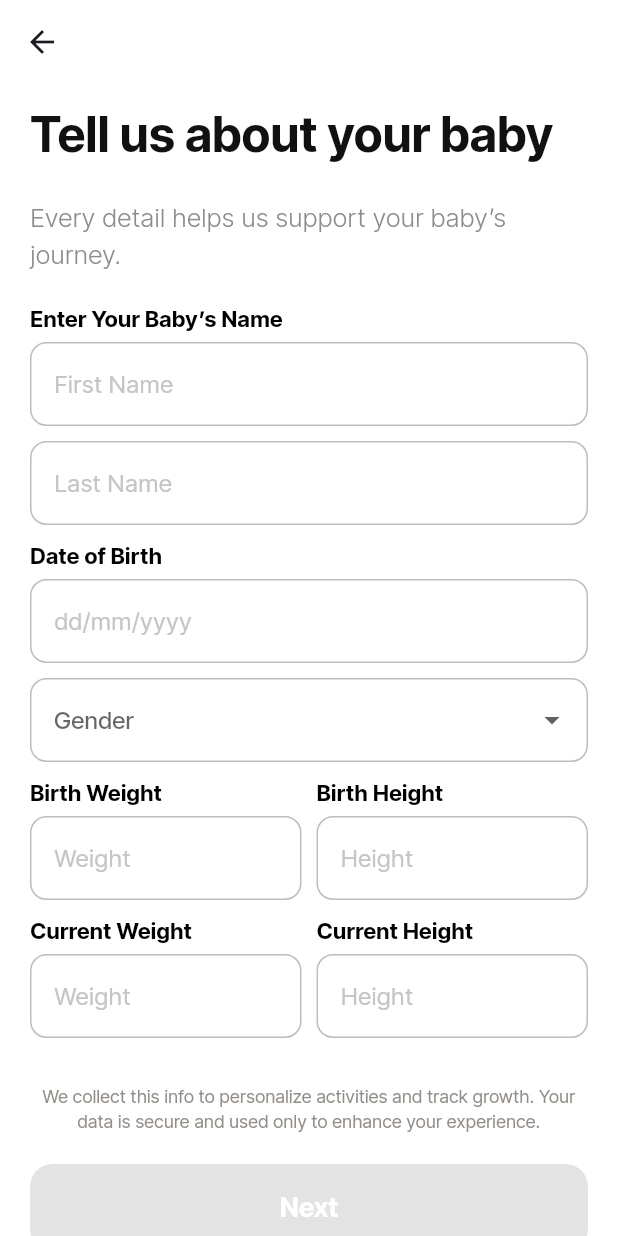
After one commit to BondTime-New/Bondtime-App, a Flutter app: the BabyRegistrationScreen screen opened by its route, on a phone screen of 412 x 824 dp. The commit adds this screen. Run offline on Flutter 3.47's test engine with Material 3 defaults, Android fonts, the phone set to English and light mode, and no system bars; our stand-ins replace flutter_svg.

Commit message:
sign up button navigating to parent details and baby's details

```diff
--- /dev/null
+++ b/lib/baby_registration_screen.dart
@@ -0,0 +1,275 @@
+import 'package:flutter/material.dart';
+import 'package:flutter/services.dart';
+
+class BabyRegistrationScreen extends StatefulWidget {
+  const BabyRegistrationScreen({super.key});
+
+  @override
+  _BabyRegistrationScreenState createState() => _BabyRegistrationScreenState();
+}
+
+class _BabyRegistrationScreenState extends State<BabyRegistrationScreen> {
+  final TextEditingController _firstNameController = TextEditingController();
+  final TextEditingController _lastNameController = TextEditingController();
+  final TextEditingController _dobController = TextEditingController();
+  final TextEditingController _birthWeightController = TextEditingController();
+  final TextEditingController _birthHeightController = TextEditingController();
+  final TextEditingController _currentWeightController =
+      TextEditingController();
+  final TextEditingController _currentHeightController =
+      TextEditingController();
+
+  String? _selectedGender;
+  bool _isFormValid = false;
+  bool _isTodayDob = false;
+
+  @override
+  void initState() {
+    super.initState();
+    _firstNameController.addListener(_validateForm);
+    _lastNameController.addListener(_validateForm);
+    _dobController.addListener(_validateForm);
+    _birthWeightController.addListener(_validateForm);
+    _birthHeightController.addListener(_validateForm);
+    _currentWeightController.addListener(_validateForm);
+    _currentHeightController.addListener(_validateForm);
+  }
+
+  void _validateForm() {
+    setState(() {
+      _isFormValid = _firstNameController.text.isNotEmpty &&
+          _lastNameController.text.isNotEmpty &&
+          _dobController.text.isNotEmpty &&
+          _birthWeightController.text.isNotEmpty &&
+          _birthHeightController.text.isNotEmpty &&
+          (_isTodayDob ||
+              (_currentWeightController.text.isNotEmpty &&
+                  _currentHeightController.text.isNotEmpty)) &&
+          _selectedGender != null;
+    });
+  }
+
+  void _onDateSelected(DateTime pickedDate) {
+    DateTime today = DateTime.now();
+    bool isToday = pickedDate.year == today.year &&
+        pickedDate.month == today.month &&
+        pickedDate.day == today.day;
+
+    setState(() {
+      _dobController.text =
+          "${pickedDate.day}/${pickedDate.month}/${pickedDate.year}";
+      _isTodayDob = isToday;
+
+      if (isToday) {
+        _currentWeightController.clear();
+        _currentHeightController.clear();
+      }
+    });
+
+    _validateForm();
+  }
+
+  @override
+  Widget build(BuildContext context) {
+    return Scaffold(
+      backgroundColor: Colors.white,
+      appBar: AppBar(
+        leading: IconButton(
+          icon: const Icon(Icons.arrow_back),
+          onPressed: () {
+            Navigator.pop(context);
+          },
+        ),
+        elevation: 0,
+        backgroundColor: Colors.transparent,
+      ),
+      body: SingleChildScrollView(
+        padding: const EdgeInsets.symmetric(horizontal: 20),
+        child: Column(
+          crossAxisAlignment: CrossAxisAlignment.start,
+          children: [
+            const SizedBox(height: 10),
+            const Text(
+              "Tell us about your baby",
+              style: TextStyle(
+                fontSize: 32.5,
+                fontWeight: FontWeight.bold,
+                color: Color(0xFF111111),
+              ),
+            ),
+            const SizedBox(height: 20),
+            const Text(
+              "Every detail helps us support your baby’s journey.",
+              style: TextStyle(
+                fontSize: 17.2,
+                fontWeight: FontWeight.w300,
+                color: Color(0xFF8D8D8D),
+              ),
+            ),
+            const SizedBox(height: 20),
+            _buildLabeledTextField(
+                "Enter Your Baby’s Name", "First Name", _firstNameController),
+            const SizedBox(height: 10),
+            _buildLabeledTextField("", "Last Name", _lastNameController),
+            const SizedBox(height: 10),
+            _buildLabeledTextField(
+                "Date of Birth", "dd/mm/yyyy", _dobController,
+                isDate: true),
+            const SizedBox(height: 10),
+            _buildGenderDropdown(),
+            const SizedBox(height: 10),
+            Row(
+              children: [
+                Expanded(
+                  child: _buildLabeledTextField(
+                      "Birth Weight", "Weight", _birthWeightController,
+                      suffix: "kg"),
+                ),
+                const SizedBox(width: 10),
+                Expanded(
+                  child: _buildLabeledTextField(
+                      "Birth Height", "Height", _birthHeightController,
+                      suffix: "cm"),
+                ),
+              ],
+            ),
+            const SizedBox(height: 10),
+            Row(
+              children: [
+                Expanded(
+                  child: _buildLabeledTextField(
+                      "Current Weight", "Weight", _currentWeightController,
+                      suffix: "kg", isDisabled: _isTodayDob),
+                ),
+                const SizedBox(width: 10),
+                Expanded(
+                  child: _buildLabeledTextField(
+                      "Current Height", "Height", _currentHeightController,
+                      suffix: "cm", isDisabled: _isTodayDob),
+                ),
+              ],
+            ),
+            const SizedBox(height: 30),
+            const Text(
+              "We collect this info to personalize activities and track growth. Your data is secure and used only to enhance your experience.",
+              textAlign: TextAlign.center,
+              style: TextStyle(
+                fontSize: 12,
+                color: Color(0xFF938E8A),
+              ),
+            ),
+            const SizedBox(height: 20),
+            ElevatedButton(
+              onPressed: _isFormValid ? () {} : null,
+              style: ElevatedButton.styleFrom(
+                backgroundColor: _isFormValid
+                    ? const Color(0xFF111111)
+                    : Colors.grey.shade400,
+                minimumSize: const Size(double.infinity, 58),
+                shape: RoundedRectangleBorder(
+                  borderRadius: BorderRadius.circular(15),
+                ),
+              ),
+              child: const Text(
+                "Next",
+                style: TextStyle(
+                  fontSize: 18,
+                  color: Colors.white,
+                  fontWeight: FontWeight.bold,
+                ),
+              ),
+            ),
+            const SizedBox(height: 10),
+          ],
+        ),
+      ),
+    );
+  }
+
+  Widget _buildLabeledTextField(
+      String label, String hint, TextEditingController controller,
+      {bool isDate = false, String? suffix, bool isDisabled = false}) {
+    return Column(
+      crossAxisAlignment: CrossAxisAlignment.start,
+      children: [
+        if (label.isNotEmpty)
+          Text(
+            label,
+            style: const TextStyle(
+              fontSize: 14.82,
+              fontWeight: FontWeight.bold,
+              color: Color(0xFF000000),
+            ),
+          ),
+        if (label.isNotEmpty) const SizedBox(height: 5),
+        TextField(
+          controller: controller,
+          readOnly: isDate || isDisabled,
+          enabled: !isDisabled,
+          style: TextStyle(
+            color:
+                controller.text.isNotEmpty ? Colors.black : Color(0xFFC5C5C5),
+          ),
+          keyboardType: isDate
+              ? TextInputType.datetime
+              : (suffix != null
+                  ? TextInputType.numberWithOptions(decimal: true)
+                  : TextInputType.text),
+          inputFormatters: suffix != null
+              ? [FilteringTextInputFormatter.allow(RegExp(r'^\d*\.?\d*$'))]
+              : [],
+          onTap: isDate
+              ? () async {
+                  DateTime? pickedDate = await showDatePicker(
+                    context: context,
+                    initialDate: DateTime.now(),
+                    firstDate: DateTime(2000),
+                    lastDate: DateTime.now(),
+                  );
+                  if (pickedDate != null) {
+                    _onDateSelected(pickedDate);
+                  }
+                }
+              : null,
+          decoration: _inputDecoration(hint, suffix, isDisabled),
+        ),
+      ],
+    );
+  }
+
+  Widget _buildGenderDropdown() {
+    return DropdownButtonFormField<String>(
+      value: _selectedGender,
+      hint: const Text("Gender"),
+      items: ["Male", "Female", "Other"]
+          .map((gender) => DropdownMenuItem(value: gender, child: Text(gender)))
+          .toList(),
+      onChanged: (value) {
+        setState(() {
+          _selectedGender = value;
+          _validateForm();
+        });
+      },
+      decoration: _inputDecoration(null, null, false),
+    );
+  }
+
+  InputDecoration _inputDecoration(
+      String? hint, String? suffix, bool isDisabled) {
+    return InputDecoration(
+      filled: true,
+      fillColor: isDisabled ? Colors.grey.shade300 : Colors.white,
+      hintText: hint,
+      hintStyle: const TextStyle(color: Color(0xFFC5C5C5)),
+      suffixText: suffix,
+      enabledBorder: OutlineInputBorder(
+        borderRadius: BorderRadius.circular(11),
+        borderSide: const BorderSide(color: Color(0xFFBDBDBD)),
+      ),
+      focusedBorder: OutlineInputBorder(
+        borderRadius: BorderRadius.circular(11),
+        borderSide: const BorderSide(color: Colors.black),
+      ),
+    );
+  }
+}
--- a/lib/main.dart
+++ b/lib/main.dart
@@ -2,6 +2,7 @@ import 'package:flutter/material.dart';
 import 'onboarding_screen.dart';
 import 'sign_in_screen.dart';
 import 'sign_up_screen.dart';
+import 'baby_registration_screen.dart'; // ✅ Import Baby Registration Screen
 
 void main() {
   runApp(const MyApp());
@@ -22,6 +23,8 @@ class MyApp extends StatelessWidget {
         '/': (context) => const OnboardingScreen(),
         '/sign-in': (context) => const SignInScreen(),
         '/sign-up': (context) => const SignUpScreen(),
+        '/baby-registration': (context) =>
+            const BabyRegistrationScreen(), // ✅ Ensure this is correctly added
       },
     );
   }
--- a/lib/sign_up_screen.dart
+++ b/lib/sign_up_screen.dart
@@ -87,6 +87,9 @@ class _SignUpScreenState extends State<SignUpScreen> {
 
     if (_isFormValid) {
       print("Form is valid!");
+
+      // Add Navigation to Baby Registration Screen
+      Navigator.pushNamed(context, '/baby-registration');
     }
   }
 
```
